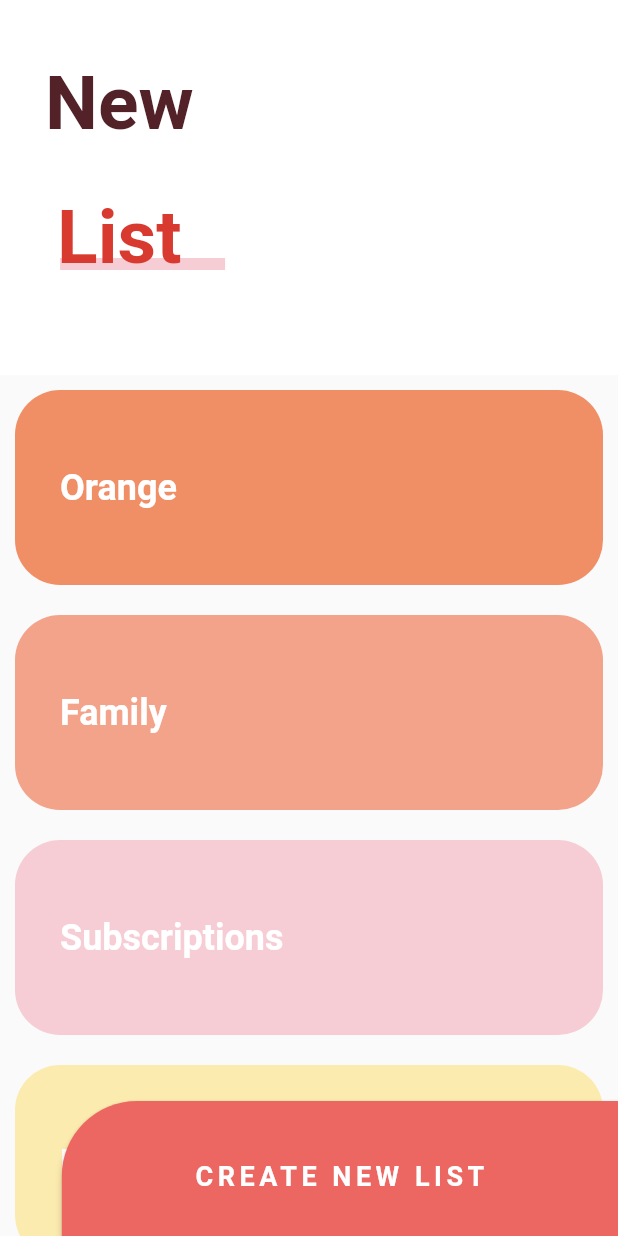
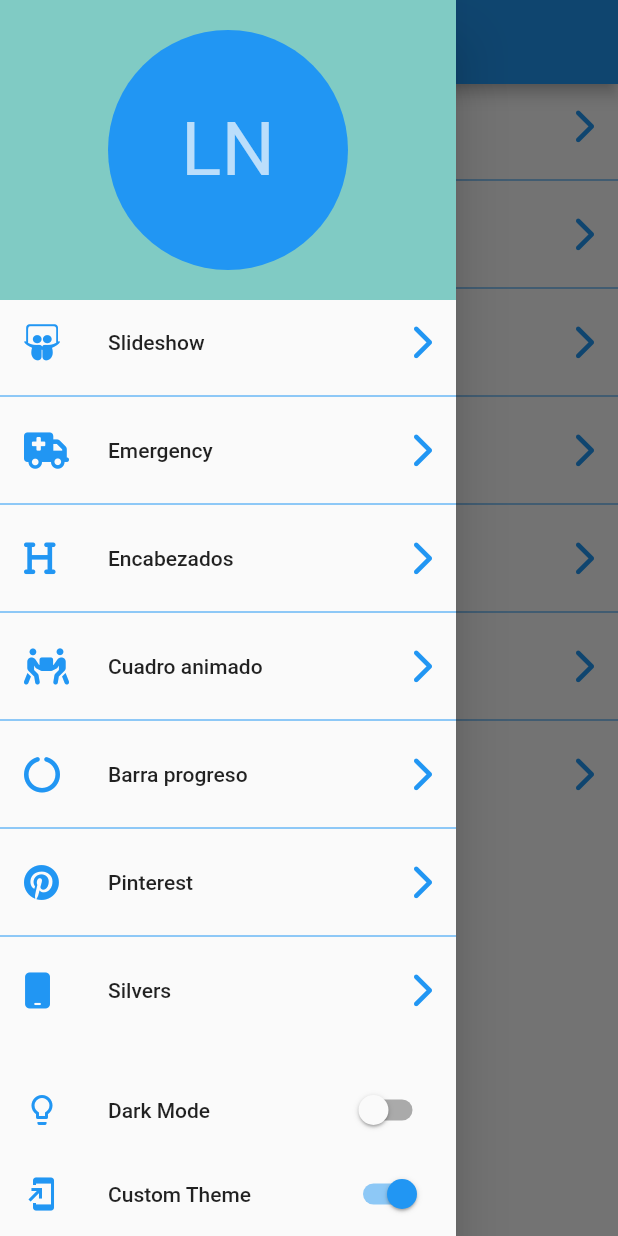
Before and after one commit to LuisPulenta/disenos_app, a Flutter app: the screen it shows after launch, with the side drawer open (before the commit the screen has no drawer), on a phone screen of 412 x 824 dp. Run offline on Flutter 3.47's test engine with Material 2 defaults, Android fonts, the phone set to English and light mode, and no system bars; our stand-ins replace animate_do, flutter_svg, font_awesome_flutter.

Commit message:
Video 134

```diff
--- a/lib/main.dart
+++ b/lib/main.dart
@@ -1,16 +1,20 @@
-import 'package:disenos_app/src/pages/emergency_page.dart';
-import 'package:disenos_app/src/pages/sliver_list_page.dart';
+import 'package:disenos_app/src/pages/launcher_page.dart';
+import 'package:disenos_app/src/theme/theme.dart';
 import 'package:flutter/material.dart';
+import 'package:provider/provider.dart';
 
-void main() => runApp(MyApp());
+void main() => runApp(
+    ChangeNotifierProvider(create: (_) => ThemeChanger(3), child: MyApp()));
 
 class MyApp extends StatelessWidget {
   @override
   Widget build(BuildContext context) {
+    final currentTheme = Provider.of<ThemeChanger>(context).currentTheme;
     return MaterialApp(
       debugShowCheckedModeBanner: false,
       title: 'Diseños App',
-      home: SliverListPage(),
+      home: LauncherPage(),
+      theme: currentTheme,
     );
   }
 }
--- /dev/null
+++ b/lib/src/pages/launcher_page.dart
@@ -0,0 +1,113 @@
+import 'package:disenos_app/src/theme/theme.dart';
+import 'package:flutter/material.dart';
+import 'package:font_awesome_flutter/font_awesome_flutter.dart';
+import 'package:disenos_app/src/routes/routes.dart';
+import 'package:provider/provider.dart';
+
+class LauncherPage extends StatelessWidget {
+  const LauncherPage({Key? key}) : super(key: key);
+
+  @override
+  Widget build(BuildContext context) {
+    return Scaffold(
+      appBar: AppBar(
+        title: Text('Diseños en Flutter'),
+        centerTitle: true,
+      ),
+      body: Center(
+        child: _ListaOpciones(),
+      ),
+      drawer: _MenuPrincipal(),
+    );
+  }
+}
+
+class _ListaOpciones extends StatelessWidget {
+  @override
+  Widget build(BuildContext context) {
+    return ListView.separated(
+      physics: BouncingScrollPhysics(),
+      itemCount: pageRoutes.length,
+      separatorBuilder: (context, i) => Divider(
+        color: Colors.blue,
+      ),
+      itemBuilder: (context, i) => ListTile(
+        leading: FaIcon(
+          pageRoutes[i].icon,
+          color: Colors.blue,
+        ),
+        title: Text(pageRoutes[i].name),
+        trailing: FaIcon(
+          FontAwesomeIcons.chevronRight,
+          color: Colors.blue,
+        ),
+        onTap: () {
+          Navigator.push(context,
+              MaterialPageRoute(builder: (context) => pageRoutes[i].screen));
+        },
+      ),
+    );
+  }
+}
+
+class _MenuPrincipal extends StatelessWidget {
+  @override
+  Widget build(BuildContext context) {
+    final appTheme = Provider.of<ThemeChanger>(context);
+
+    return Drawer(
+      child: Container(
+        child: Column(
+          children: [
+            SafeArea(
+              child: Container(
+                color: Colors.teal[200],
+                padding: EdgeInsets.all(20),
+                width: double.infinity,
+                height: 200,
+                child: CircleAvatar(
+                  backgroundColor: Colors.blue,
+                  child: Text(
+                    'LN',
+                    style: TextStyle(fontSize: 50),
+                  ),
+                ),
+              ),
+            ),
+            Expanded(
+              child: _ListaOpciones(),
+            ),
+            ListTile(
+              leading: Icon(
+                Icons.lightbulb_outline,
+                color: Colors.blue,
+              ),
+              title: Text('Dark Mode'),
+              trailing: Switch.adaptive(
+                value: appTheme.darkTheme,
+                onChanged: (value) {
+                  appTheme.darkTheme = value;
+                },
+                activeColor: Colors.blue,
+              ),
+            ),
+            ListTile(
+              leading: Icon(
+                Icons.add_to_home_screen,
+                color: Colors.blue,
+              ),
+              title: Text('Custom Theme'),
+              trailing: Switch.adaptive(
+                value: appTheme.customTheme,
+                onChanged: (value) {
+                  appTheme.customTheme = value;
+                },
+                activeColor: Colors.blue,
+              ),
+            ),
+          ],
+        ),
+      ),
+    );
+  }
+}
--- /dev/null
+++ b/lib/src/pages/pages.dart
@@ -0,0 +1,8 @@
+export 'package:disenos_app/src/pages/animaciones_page.dart';
+export 'package:disenos_app/src/pages/emergency_page.dart';
+export 'package:disenos_app/src/pages/graficas_circulares_page.dart';
+export 'package:disenos_app/src/pages/headers_page.dart';
+export 'package:disenos_app/src/pages/launcher_page.dart';
+export 'package:disenos_app/src/pages/pinterest_page.dart';
+export 'package:disenos_app/src/pages/slideshow_page.dart';
+export 'package:disenos_app/src/pages/sliver_list_page.dart';
--- /dev/null
+++ b/lib/src/routes/routes.dart
@@ -0,0 +1,72 @@
+import 'package:flutter/material.dart';
+import 'package:font_awesome_flutter/font_awesome_flutter.dart';
+
+import '../pages/pages.dart';
+
+final pageRoutes = <_Route>[
+  _Route(
+      route: 'slideshow',
+      name: 'Slideshow',
+      screen: const SlideshowPage(),
+      icon: FontAwesomeIcons.slideshare),
+  _Route(
+      route: 'emergency',
+      name: 'Emergency',
+      screen: const EmergencyPage(),
+      icon: FontAwesomeIcons.truckMedical),
+  _Route(
+      route: 'encabezados',
+      name: 'Encabezados',
+      screen: const HeadersPage(),
+      icon: FontAwesomeIcons.heading),
+  _Route(
+      route: 'cuadroanimado',
+      name: 'Cuadro animado',
+      screen: const AnimacionesPage(),
+      icon: FontAwesomeIcons.peopleCarryBox),
+  _Route(
+      route: 'barraprogreso',
+      name: 'Barra progreso',
+      screen: const GraficasCircularesPage(),
+      icon: FontAwesomeIcons.circleNotch),
+  _Route(
+      route: 'pinterest',
+      name: 'Pinterest',
+      screen: PinterestPage(),
+      icon: FontAwesomeIcons.pinterest),
+  _Route(
+      route: 'silvers',
+      name: 'Silvers',
+      screen: const SliverListPage(),
+      icon: FontAwesomeIcons.mobile),
+];
+
+// static Map<String, Widget Function(BuildContext)> getAppRoutes() {
+//   Map<String, Widget Function(BuildContext)> appRoutes = {};
+
+//   appRoutes.addAll({'home': (BuildContext context) => const HomeScreen()});
+
+//   for (final option in menuOptions) {
+//     appRoutes.addAll({option.route: (BuildContext context) => option.screen});
+//   }
+//   return appRoutes;
+// }
+
+// static Route<dynamic> onGenerateRoute(RouteSettings settings) {
+//   return MaterialPageRoute(
+//     builder: (context) => const AlertScreen(),
+//   );
+// }
+
+class _Route {
+  final String route;
+  final IconData icon;
+  final String name;
+  final Widget screen;
+
+  _Route(
+      {required this.route,
+      required this.icon,
+      required this.name,
+      required this.screen});
+}
--- /dev/null
+++ b/lib/src/theme/theme.dart
@@ -0,0 +1,55 @@
+import 'package:flutter/material.dart';
+
+class ThemeChanger with ChangeNotifier {
+  bool _darkTheme = false;
+  bool _customTheme = false;
+  ThemeData _currentTheme = ThemeData.light();
+
+  bool get darkTheme => this._darkTheme;
+  bool get customTheme => this._customTheme;
+  ThemeData get currentTheme => this._currentTheme;
+
+  ThemeChanger(int theme) {
+    switch (theme) {
+      case 1: //ligth
+        _darkTheme = false;
+        _customTheme = false;
+        _currentTheme = ThemeData.light();
+        break;
+
+      case 2: //dark
+        _darkTheme = true;
+        _customTheme = false;
+        _currentTheme = ThemeData.dark();
+        break;
+
+      case 3: //ligth
+        _darkTheme = false;
+        _customTheme = true;
+        break;
+
+      default:
+        _darkTheme = false;
+        _customTheme = false;
+        _currentTheme = ThemeData.light();
+        break;
+    }
+  }
+
+  set darkTheme(bool value) {
+    _customTheme = false;
+    _darkTheme = value;
+    if (value) {
+      _currentTheme = ThemeData.dark();
+    } else {
+      _currentTheme = ThemeData.light();
+    }
+    notifyListeners();
+  }
+
+  set customTheme(bool value) {
+    _darkTheme = false;
+    _customTheme = value;
+    notifyListeners();
+  }
+}
```
